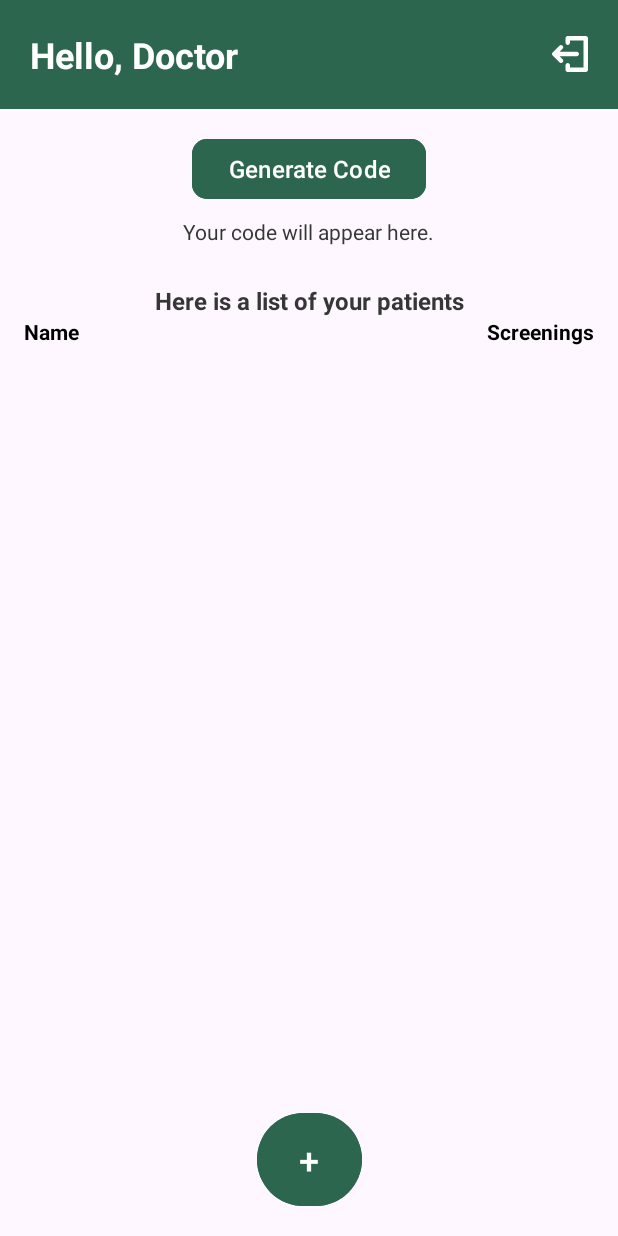
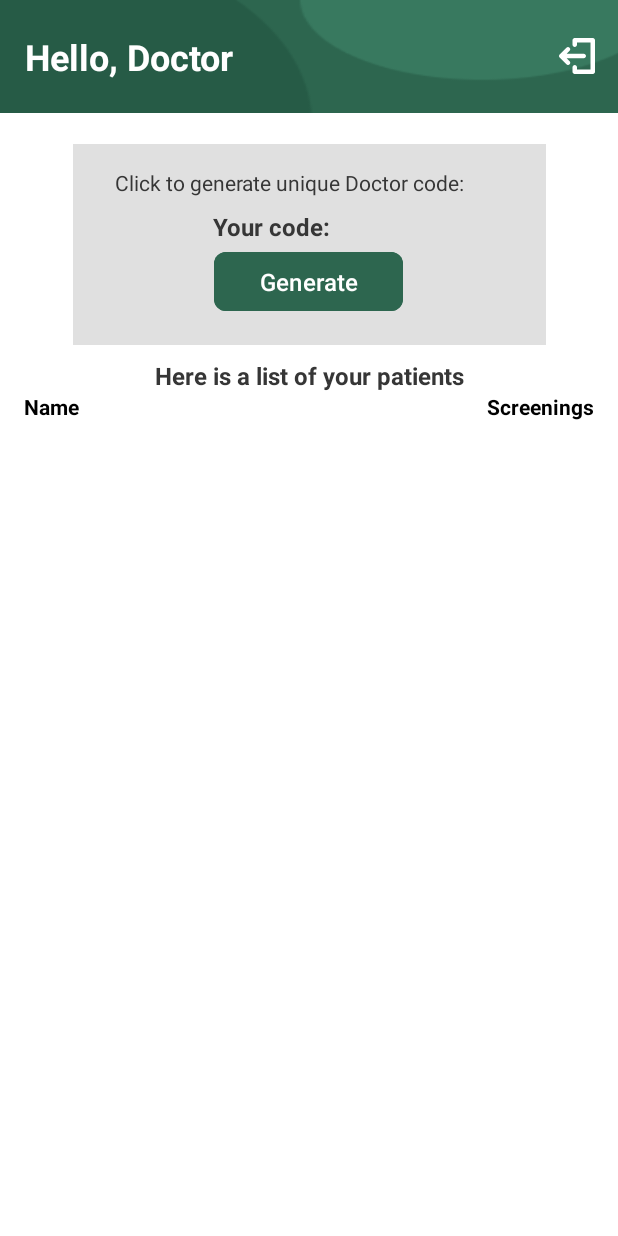
Before and after one commit to vRizon/Elec390-Coen390, an Android app: the HealthcareProvider_ProfileActivity screen opened directly, with no data from a screen before it, on a phone screen of 412 x 824 dp. Run offline under Robolectric (Android 15) with nearby library versions, the phone set to English and light mode, and no system bars; our stand-ins replace Firebase (no records; nobody signed in at launch, a user with empty details on screens opened directly).

Commit message:
Edited UI of Generate Code & Editted background for all the navbars

```diff
--- a/app/src/main/res/layout/activity_healthcare_provider_profile.xml
+++ b/app/src/main/res/layout/activity_healthcare_provider_profile.xml
@@ -6,20 +6,21 @@
     android:id="@+id/main"
     android:layout_width="match_parent"
     android:layout_height="match_parent"
+    android:background="#FFF"
     tools:context=".HealthcareProvider_ProfileActivity">
 
     <!-- Toolbar -->
     <LinearLayout
         android:id="@+id/topMenuBar"
-        android:layout_width="0dp"
-        android:layout_height="wrap_content"
-        android:background="@color/darkGreen"
+        android:layout_width="420dp"
+        android:layout_height="75dp"
+        android:background="@drawable/backgroundnavbar"
         android:gravity="center_vertical"
         android:orientation="horizontal"
         android:padding="20dp"
-        app:layout_constraintTop_toTopOf="parent"
+        app:layout_constraintEnd_toEndOf="parent"
         app:layout_constraintStart_toStartOf="parent"
-        app:layout_constraintEnd_toEndOf="parent">
+        app:layout_constraintTop_toTopOf="parent">
 
         <TextView
             android:id="@+id/greetingText"
@@ -35,44 +36,66 @@
             android:id="@+id/logoutIcon"
             android:layout_width="24dp"
             android:layout_height="24dp"
-            android:src="@drawable/icon_logout"
-            android:contentDescription="Logout icon" />
+            android:contentDescription="Logout icon"
+            android:src="@drawable/icon_logout" />
     </LinearLayout>
 
-    <!-- Generate Code Section -->
-    <LinearLayout
+
+    <!-- Divider -->
+
+    <androidx.constraintlayout.widget.ConstraintLayout
         android:id="@+id/generateCodeSection"
-        android:layout_width="0dp"
-        android:layout_height="wrap_content"
-        android:orientation="vertical"
+        android:layout_width="315dp"
+        android:layout_height="134dp"
+        android:layout_marginTop="96dp"
+        android:background="#E0E0E0"
         android:padding="16dp"
-        app:layout_constraintTop_toBottomOf="@id/topMenuBar"
+        app:layout_constraintEnd_toEndOf="parent"
         app:layout_constraintStart_toStartOf="parent"
-        app:layout_constraintEnd_toEndOf="parent">
+        app:layout_constraintTop_toTopOf="parent">
+
+        <TextView
+            android:id="@+id/textView2"
+            android:layout_width="wrap_content"
+            android:layout_height="wrap_content"
+            android:layout_marginStart="12dp"
+            android:text="Click to generate unique Doctor code:"
+            android:textColor="#363636"
+            app:layout_constraintStart_toStartOf="parent"
+            app:layout_constraintTop_toTopOf="parent" />
+
 
         <Button
             android:id="@+id/generateCodeButton"
-            android:layout_width="wrap_content"
-            android:layout_height="wrap_content"
+            android:layout_width="126dp"
+            android:layout_height="47dp"
+            android:layout_marginTop="52dp"
             android:backgroundTint="@color/darkGreen"
-            android:text="Generate Code"
+            android:text="Generate"
             android:textColor="#FFFFFF"
             android:textSize="16sp"
-            app:cornerRadius="10dp"
-            android:layout_gravity="center_horizontal" />
+            app:cornerRadius="8dp"
+            app:layout_constraintEnd_toEndOf="parent"
+            app:layout_constraintHorizontal_bias="0.496"
+            app:layout_constraintStart_toStartOf="parent"
+            app:layout_constraintTop_toTopOf="parent" />
 
         <TextView
             android:id="@+id/viewCodeTextView"
             android:layout_width="wrap_content"
             android:layout_height="wrap_content"
-            android:layout_marginTop="8dp"
-            android:text="Your code will appear here."
+            android:layout_marginTop="28dp"
+            android:text="Your code:"
             android:textColor="#363636"
-            android:textSize="14sp"
-            android:layout_gravity="center_horizontal" />
-    </LinearLayout>
+            android:textSize="16sp"
+            android:textStyle="bold"
+            app:layout_constraintEnd_toEndOf="parent"
+            app:layout_constraintHorizontal_bias="0.378"
+            app:layout_constraintStart_toStartOf="parent"
+            app:layout_constraintTop_toTopOf="parent" />
 
-    <!-- Divider -->
+    </androidx.constraintlayout.widget.ConstraintLayout>
+
     <View
         android:id="@+id/divider"
         android:layout_width="0dp"
@@ -127,28 +150,14 @@
     <!-- Patients Container -->
     <LinearLayout
         android:id="@+id/patientsContainer"
-        android:layout_width="0dp"
-        android:layout_height="0dp"
+        android:layout_width="382dp"
+        android:layout_height="344dp"
         android:orientation="vertical"
         android:padding="8dp"
-        app:layout_constraintTop_toBottomOf="@id/headers"
+        app:layout_constraintEnd_toEndOf="parent"
         app:layout_constraintStart_toStartOf="parent"
-        app:layout_constraintEnd_toEndOf="parent"
-        app:layout_constraintBottom_toTopOf="@id/btnAddScreening" />
+        app:layout_constraintTop_toBottomOf="@id/headers" />
 
     <!-- Add Screening Button -->
-    <Button
-        android:id="@+id/btnAddScreening"
-        android:layout_width="70dp"
-        android:layout_height="70dp"
-        android:layout_marginBottom="16dp"
-        android:backgroundTint="@color/darkGreen"
-        android:text="+"
-        android:textColor="#FFFFFF"
-        android:textSize="24sp"
-        app:cornerRadius="35dp"
-        app:layout_constraintBottom_toBottomOf="parent"
-        app:layout_constraintStart_toStartOf="parent"
-        app:layout_constraintEnd_toEndOf="parent" />
 
 </androidx.constraintlayout.widget.ConstraintLayout>
--- a/app/src/main/res/layout/activity_profile.xml
+++ b/app/src/main/res/layout/activity_profile.xml
@@ -6,6 +6,7 @@
     android:id="@+id/profile"
     android:layout_width="match_parent"
     android:layout_height="match_parent"
+    android:background="#FFF"
     tools:context=".ProfileActivity">
 
     <!-- Toolbar -->
```
Also changed, not shown: app/src/main/res/layout/activity_main.xml (+11 -9 lines), app/src/main/res/layout/activity_results.xml (+4 -3 lines), app/src/main/res/layout/activity_screening.xml (+4 -3 lines), app/src/main/res/layout/activity_take_distance.xml (+4 -3 lines), app/src/main/res/layout/activity_take_photo.xml (+4 -3 lines), app/src/main/res/layout/activity_take_temp.xml (+4 -3 lines), app/src/main/res/layout/activity_user_data.xml (+4 -3 lines).
